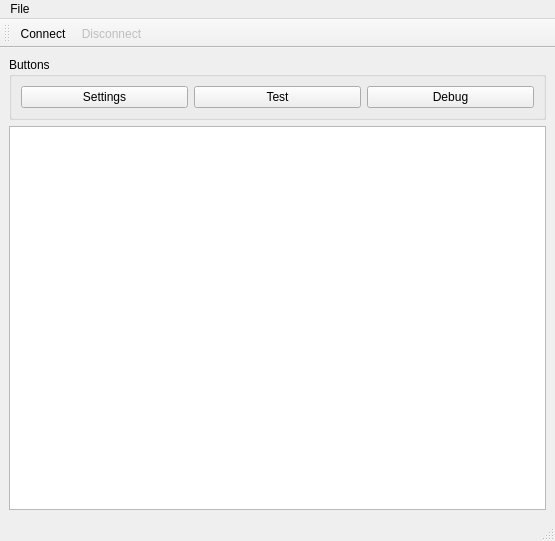
Qt form gui/design.ui (DaveA50/wfs) before a commit.
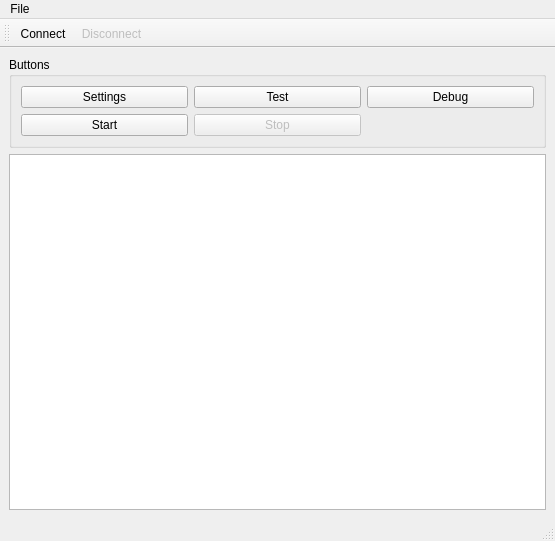
The same form after that commit.

The edit to the form file:
```diff
--- a/gui/design.ui
+++ b/gui/design.ui
@@ -13,9 +13,12 @@
   <property name="windowTitle">
    <string>WFS Application</string>
   </property>
-  <widget class="QWidget" name="centralwidget">
-   <layout class="QGridLayout" name="gridLayout">
-    <item row="0" column="2">
+  <widget class="QWidget" name="central_widget">
+   <layout class="QGridLayout" name="grid_layout_central">
+    <item row="1" column="0">
+     <widget class="QTextBrowser" name="text_browser"/>
+    </item>
+    <item row="0" column="0">
      <widget class="QGroupBox" name="group_box">
       <property name="title">
        <string>Buttons</string>
@@ -42,12 +45,26 @@
          </property>
         </widget>
        </item>
+       <item row="1" column="0">
+        <widget class="QPushButton" name="btn_start">
+         <property name="text">
+          <string>Start</string>
+         </property>
+        </widget>
+       </item>
+       <item row="1" column="1">
+        <widget class="QPushButton" name="btn_stop">
+         <property name="enabled">
+          <bool>false</bool>
+         </property>
+         <property name="text">
+          <string>Stop</string>
+         </property>
+        </widget>
+       </item>
       </layout>
      </widget>
     </item>
-    <item row="1" column="2">
-     <widget class="QTextBrowser" name="text_browser"/>
-    </item>
    </layout>
   </widget>
   <widget class="QMenuBar" name="menubar">
```
Left out of the diff: 2 changed lines with no effect on the pictures.
